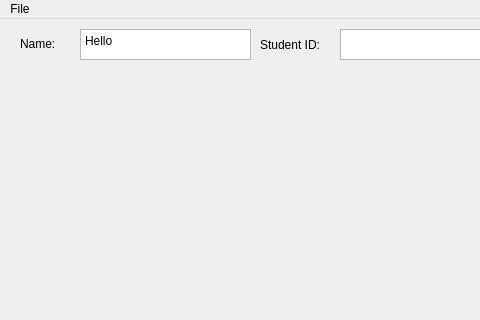
darinchau/tutormatch, file mainwindow.ui: the form before one commit; both pictures show x 0 to 480 and y 0 to 320 of the 1250 by 816 pixel window.
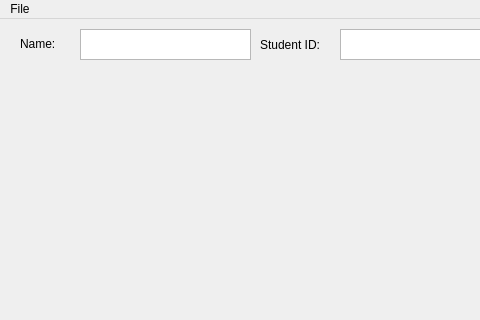
The form after the commit.

What changed in the file:
```diff
--- a/mainwindow.ui
+++ b/mainwindow.ui
@@ -42,7 +42,7 @@
 li.unchecked::marker { content: &quot;\2610&quot;; }
 li.checked::marker { content: &quot;\2612&quot;; }
 &lt;/style&gt;&lt;/head&gt;&lt;body style=&quot; font-family:'Segoe UI'; font-size:9pt; font-weight:400; font-style:normal;&quot;&gt;
-&lt;p style=&quot; margin-top:0px; margin-bottom:0px; margin-left:0px; margin-right:0px; -qt-block-indent:0; text-indent:0px;&quot;&gt;Hello&lt;/p&gt;&lt;/body&gt;&lt;/html&gt;</string>
+&lt;p style=&quot;-qt-paragraph-type:empty; margin-top:0px; margin-bottom:0px; margin-left:0px; margin-right:0px; -qt-block-indent:0; text-indent:0px;&quot;&gt;&lt;br /&gt;&lt;/p&gt;&lt;/body&gt;&lt;/html&gt;</string>
     </property>
    </widget>
    <widget class="QTextEdit" name="sid_textbox">
```
